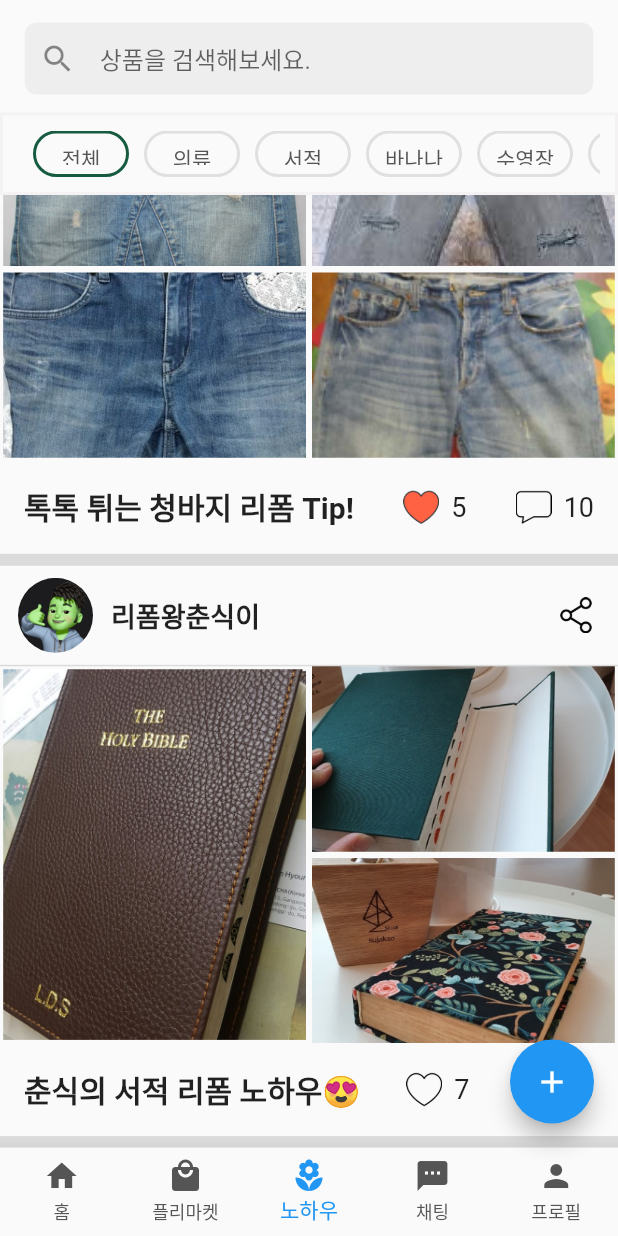
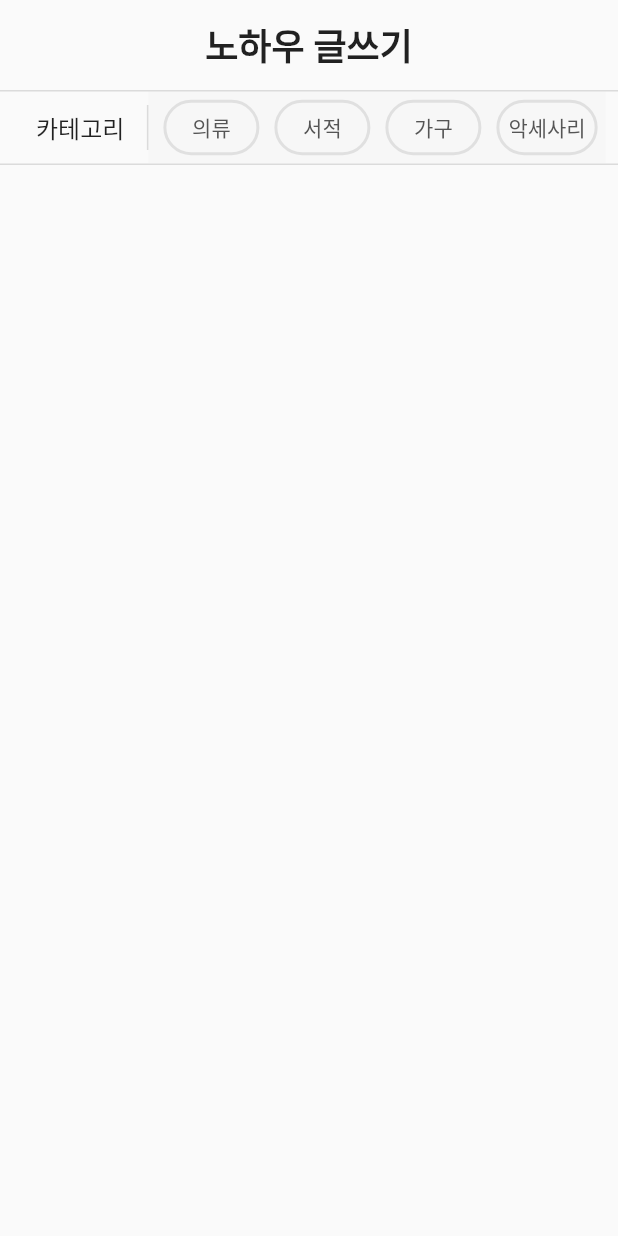
Before and after one commit to hwanny7/Re_Slow, a Flutter app: the screen it shows after launch, item 3 of the bottom bar chosen, scrolled down 145 dp, after a tap on the "add" icon, on a phone screen of 412 x 824 dp. Run offline on Flutter 3.47's test engine with Material 2 defaults, Android fonts, the phone set to English and light mode, and no system bars; our stand-ins replace carousel_slider, image_picker, shared_preferences; accounts and stored records are empty; Roboto replaces fonts that are missing (NanumSquare).

Commit message:
:lipstick: 노하우 등록 페이지 제목, 카테고리 태그 추가 사진 받는 방법 찾는 중

```diff
--- a/frontend/lib/main.dart
+++ b/frontend/lib/main.dart
@@ -2,6 +2,7 @@ import 'package:flutter/material.dart';
 import 'package:reslow/pages/frame.dart';
 import 'package:reslow/pages/knowhow/knowhow.dart';
 import 'package:reslow/pages/knowhow/knowhowdetail.dart';
+import 'package:reslow/pages/knowhow/knowhowregister.dart';
 import 'pages/auth/login.dart';
 import 'splashscreen.dart';
 
@@ -27,6 +28,7 @@ class MyApp extends StatelessWidget {
         '/login': (context) => Login(key: key),
         '/knowhow': (context) => const KnowHow(),
         '/knowhow/:id': (context) => const KnowHowDetail(),
+        '/knowhow/register': (context) => const KnowhowRegister(),
       },
     );
   }
--- a/frontend/lib/pages/frame.dart
+++ b/frontend/lib/pages/frame.dart
@@ -62,6 +62,7 @@ class _MainPageState extends State<MainPage> {
             ));
         return;
       case 2:
+        Navigator.pushNamed(context, '/knowhow/register');
         return;
     }
     ;
--- /dev/null
+++ b/frontend/lib/pages/knowhow/knowhowregister.dart
@@ -0,0 +1,94 @@
+import 'package:flutter/material.dart';
+import 'package:image_picker/image_picker.dart';
+import 'dart:io';
+
+class KnowhowRegister extends StatefulWidget {
+  const KnowhowRegister({Key? key}) : super(key: key);
+
+  @override
+  _KnowhowRegisterState createState() => _KnowhowRegisterState();
+}
+
+class _KnowhowRegisterState extends State<KnowhowRegister> {
+  int selected = -1;
+
+  Widget categoryTag(int index, String tagname) {
+    return Container(
+      margin: const EdgeInsets.only(left: 10.0),
+      child: TextButton(
+        style: ButtonStyle(
+          foregroundColor:
+              MaterialStateProperty.all<Color>(const Color(0xff555555)),
+          shape: MaterialStateProperty.all<RoundedRectangleBorder>(
+            RoundedRectangleBorder(
+              borderRadius: BorderRadius.circular(32.0),
+              side: BorderSide(
+                  width: 2,
+                  color: selected == index
+                      ? const Color(0xff165B40)
+                      : const Color(0xffE0E0E0)),
+            ),
+          ),
+        ),
+        child: Text(tagname),
+        onPressed: () {
+          setState(() => selected = index);
+        },
+      ),
+    );
+  }
+
+  @override
+  Widget build(BuildContext context) {
+    return SafeArea(
+        child: Scaffold(
+      body: Column(children: [
+        Container(
+            margin: const EdgeInsets.all(12),
+            width: MediaQuery.of(context).size.width * 0.7,
+            child: const Text(
+              "노하우 글쓰기",
+              overflow: TextOverflow.ellipsis,
+              style: TextStyle(
+                fontSize: 24,
+                fontWeight: FontWeight.bold,
+              ),
+              textAlign: TextAlign.center,
+            )),
+        Container(
+            width: MediaQuery.of(context).size.width,
+            height: 1,
+            color: const Color(0xffDBDBDB)),
+        Row(children: [
+          Container(
+              margin: const EdgeInsets.fromLTRB(24, 0, 8, 0),
+              width: MediaQuery.of(context).size.width * 0.16,
+              child: const Text(
+                "카테고리",
+                style: TextStyle(fontSize: 16),
+              )),
+          Container(width: 1, height: 30, color: const Color(0xffDBDBDB)),
+          Container(
+              color: Colors.grey.withOpacity(0.03),
+              width: MediaQuery.of(context).size.width * 0.74,
+              child: SingleChildScrollView(
+                  scrollDirection: Axis.horizontal,
+                  child: Row(
+                      mainAxisAlignment: MainAxisAlignment.center,
+                      children: [
+                        categoryTag(1, "의류"),
+                        categoryTag(2, "서적"),
+                        categoryTag(3, "가구"),
+                        categoryTag(4, "악세사리"),
+                        categoryTag(5, "잡화"),
+                        categoryTag(6, "잘 넘어가니?")
+                      ])))
+        ]),
+        Container(
+            width: MediaQuery.of(context).size.width,
+            height: 1,
+            color: const Color(0xffDBDBDB)),
+      ]),
+    ));
+  }
+}
--- a/frontend/pubspec.yaml
+++ b/frontend/pubspec.yaml
@@ -38,6 +38,7 @@ dependencies:
   # The following adds the Cupertino Icons font to your application.
   # Use with the CupertinoIcons class for iOS style icons.
   cupertino_icons: ^1.0.2
+  image_picker: ^0.8.7+4
 
 dev_dependencies:
   flutter_test:
```
Also changed, not shown: frontend/lib/pages/knowhow/knowhowdetail.dart (+58 -3 lines), frontend/pubspec.lock, 1 other file.
